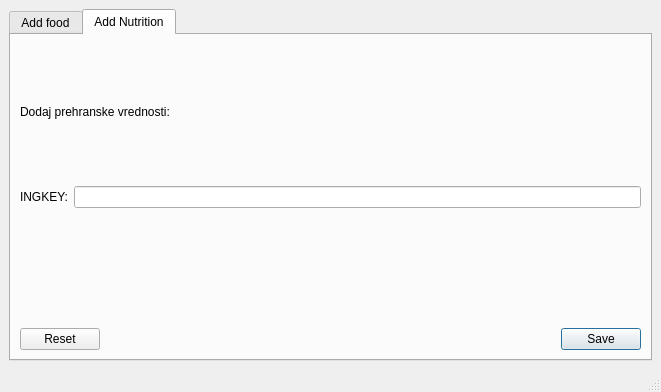
Old version of the form gui_input.ui in the repository buma/eatToday.
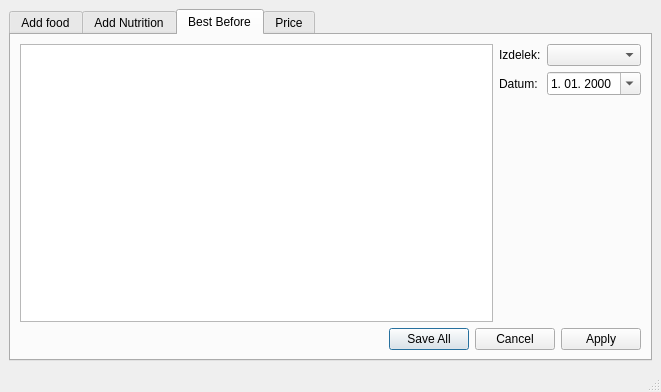
New version of the form.

Commit message: Adds BestBefore table and GUI

Patch:
```diff
--- a/gui_input.ui
+++ b/gui_input.ui
@@ -18,7 +18,7 @@
     <item>
      <widget class="QTabWidget" name="tabWidget">
       <property name="currentIndex">
-       <number>1</number>
+       <number>2</number>
       </property>
       <widget class="QWidget" name="tab_add">
        <attribute name="title">
@@ -151,6 +151,70 @@
         </item>
        </layout>
       </widget>
+      <widget class="QWidget" name="tab_usage">
+       <attribute name="title">
+        <string>Best Before</string>
+       </attribute>
+       <layout class="QVBoxLayout" name="verticalLayout_4">
+        <item>
+         <layout class="QHBoxLayout" name="horizontalLayout_5">
+          <item>
+           <widget class="QTableView" name="tv_best_before"/>
+          </item>
+          <item>
+           <layout class="QFormLayout" name="formLayout_2">
+            <item row="0" column="0">
+             <widget class="QLabel" name="label_6">
+              <property name="text">
+               <string>Izdelek:</string>
+              </property>
+             </widget>
+            </item>
+            <item row="0" column="1">
+             <widget class="QComboBox" name="cb_bb_item">
+              <property name="maximumSize">
+               <size>
+                <width>200</width>
+                <height>16777215</height>
+               </size>
+              </property>
+             </widget>
+            </item>
+            <item row="1" column="0">
+             <widget class="QLabel" name="label_7">
+              <property name="text">
+               <string>Datum:</string>
+              </property>
+             </widget>
+            </item>
+            <item row="1" column="1">
+             <widget class="QDateEdit" name="de_bb">
+              <property name="displayFormat">
+               <string>d. MM. yyyy</string>
+              </property>
+              <property name="calendarPopup">
+               <bool>true</bool>
+              </property>
+             </widget>
+            </item>
+           </layout>
+          </item>
+         </layout>
+        </item>
+        <item>
+         <widget class="QDialogButtonBox" name="buttonBox_3">
+          <property name="standardButtons">
+           <set>QDialogButtonBox::Apply|QDialogButtonBox::Cancel|QDialogButtonBox::SaveAll</set>
+          </property>
+         </widget>
+        </item>
+       </layout>
+      </widget>
+      <widget class="QWidget" name="tab">
+       <attribute name="title">
+        <string>Price</string>
+       </attribute>
+      </widget>
      </widget>
     </item>
    </layout>
```
The commit also changes 2 other files.
